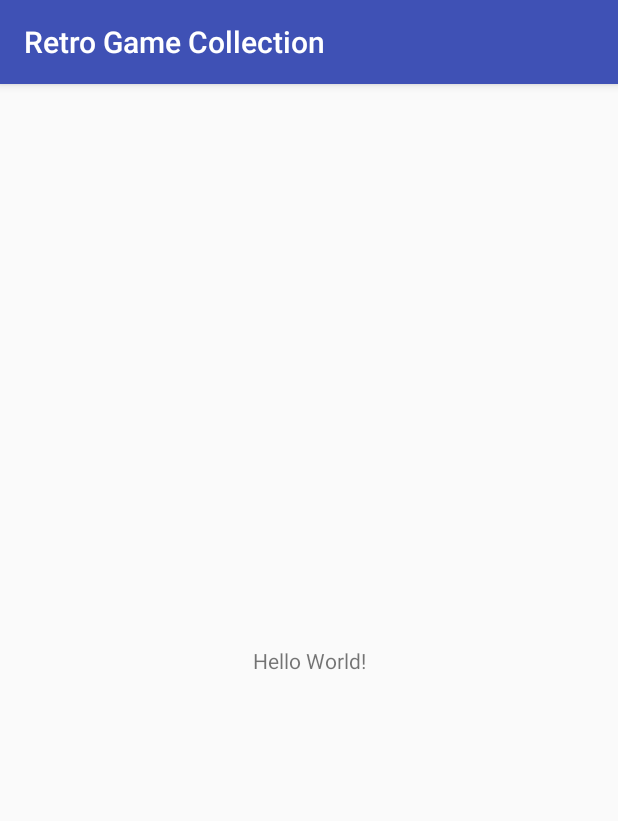
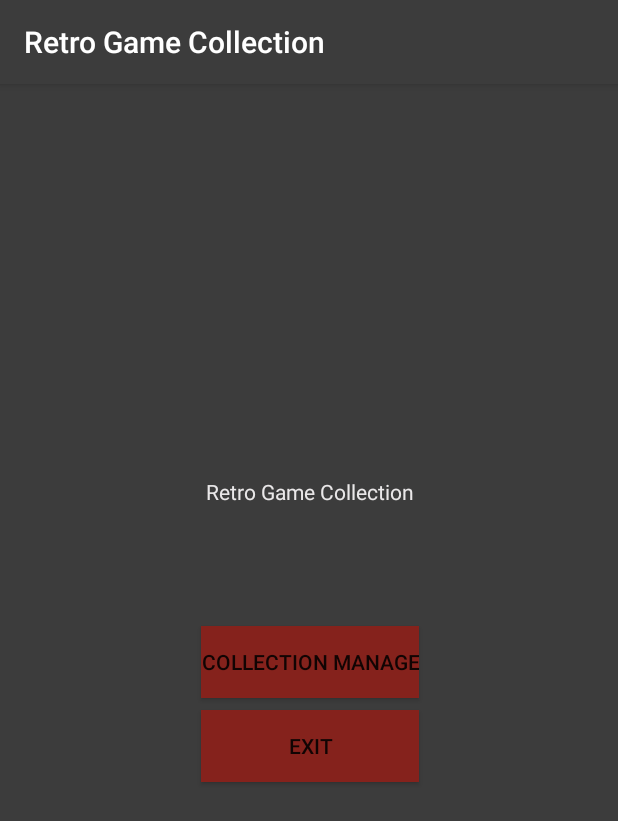
Before and after one commit to thiagofacanha/retrogamecollection, an Android app: the screen it shows after launch (MainMenuActivity), on a phone screen of 412 x 824 dp. Shown: the top 821 px of the screen. Run offline under Robolectric (Android 15) with nearby library versions, the phone set to English and light mode, and no system bars.

Commit message:
Created an initial theme palette.  Initial code for Content Provider

```diff
--- /dev/null
+++ b/app/src/main/java/br/com/sandclan/retrocollection/data/GameContract.java
@@ -0,0 +1,4 @@
+package br.com.sandclan.retrocollection.data;
+
+public class GameContract {
+}
--- /dev/null
+++ b/app/src/main/java/br/com/sandclan/retrocollection/ui/MainMenuActivity.java
@@ -0,0 +1,32 @@
+package br.com.sandclan.retrocollection.ui;
+
+import android.content.Intent;
+import android.support.v7.app.AppCompatActivity;
+import android.os.Bundle;
+import android.view.View;
+
+import br.com.sandclan.retrocollection.R;
+
+public class MainMenuActivity extends AppCompatActivity {
+
+    @Override
+    protected void onCreate(Bundle savedInstanceState) {
+        super.onCreate(savedInstanceState);
+        setContentView(R.layout.activity_main_menu);
+
+        findViewById(R.id.buttonManageCollection).setOnClickListener(new View.OnClickListener() {
+            @Override
+            public void onClick(View v) {
+                Intent intent = new Intent(MainMenuActivity.this, ListGamesActivity.class);
+                startActivity(intent);
+            }
+        });
+
+        findViewById(R.id.buttonExit).setOnClickListener(new View.OnClickListener() {
+            @Override
+            public void onClick(View v) {
+                finish();
+            }
+        });
+    }
+}
--- a/app/src/main/res/layout/activity_main_menu.xml
+++ b/app/src/main/res/layout/activity_main_menu.xml
@@ -4,15 +4,51 @@
     xmlns:tools="http://schemas.android.com/tools"
     android:layout_width="match_parent"
     android:layout_height="match_parent"
-    tools:context="br.com.sandclan.retrocollection.MainMenuActivity">
+    android:background="@color/colorPrimaryUS"
+    tools:context="br.com.sandclan.retrocollection.ui.MainMenuActivity">
 
     <TextView
         android:layout_width="wrap_content"
         android:layout_height="wrap_content"
-        android:text="Hello World!"
+        android:text="@string/app_name"
         app:layout_constraintBottom_toBottomOf="parent"
         app:layout_constraintLeft_toLeftOf="parent"
         app:layout_constraintRight_toRightOf="parent"
-        app:layout_constraintTop_toTopOf="parent" />
+        app:layout_constraintTop_toTopOf="parent"
+        android:textColor="@color/colorDetailUS"
+        android:id="@+id/textView"
+        app:layout_constraintHorizontal_bias="0.502"
+        app:layout_constraintVertical_bias="0.35" />
+
+    <Button
+        android:id="@+id/buttonManageCollection"
+        android:layout_width="wrap_content"
+        android:layout_height="0dp"
+        android:layout_marginLeft="0dp"
+        android:layout_marginRight="0dp"
+        android:layout_marginTop="80dp"
+        android:background="@color/colorAccentUS"
+        android:text="@string/collection_manage"
+        app:layout_constraintHorizontal_bias="0.502"
+        app:layout_constraintLeft_toLeftOf="parent"
+        app:layout_constraintRight_toRightOf="parent"
+        app:layout_constraintTop_toBottomOf="@+id/textView" />
+
+    <Button
+        android:id="@+id/buttonExit"
+        android:layout_width="0dp"
+        android:layout_height="wrap_content"
+        android:text="@string/exit"
+        android:background="@color/colorAccentUS"
+        android:layout_marginTop="8dp"
+        app:layout_constraintTop_toBottomOf="@+id/buttonManageCollection"
+        app:layout_constraintBottom_toBottomOf="parent"
+        android:layout_marginBottom="8dp"
+        android:layout_marginRight="0dp"
+        app:layout_constraintRight_toRightOf="@+id/buttonManageCollection"
+        android:layout_marginLeft="0dp"
+        app:layout_constraintLeft_toLeftOf="@+id/buttonManageCollection"
+        app:layout_constraintHorizontal_bias="0.5"
+        app:layout_constraintVertical_bias="0.0" />
 
 </android.support.constraint.ConstraintLayout>
--- a/app/src/main/res/values/colors.xml
+++ b/app/src/main/res/values/colors.xml
@@ -1,6 +1,11 @@
 <?xml version="1.0" encoding="utf-8"?>
 <resources>
-    <color name="colorPrimary">#3F51B5</color>
-    <color name="colorPrimaryDark">#303F9F</color>
-    <color name="colorAccent">#FF4081</color>
+    <color name="colorPrimaryUS">#3C3C3C</color>
+    <color name="colorPrimaryDarkUS">#1B1B1B</color>
+    <color name="colorAccentUS">#85221C</color>
+    <color name="colorDetailUS">#EAE8E9</color>
+    <color name="colorPrimaryJP">#3C3C3C</color>
+    <color name="colorPrimaryDarkJP">#1B1B1B</color>
+    <color name="colorAccentJP">#C24E65</color>
+    <color name="colorDetailJP">#BCA971</color>
 </resources>
--- /dev/null
+++ b/app/src/main/res/values/dimens.xml
@@ -0,0 +1,3 @@
+<resources>
+    <dimen name="fab_margin">16dp</dimen>
+</resources>
--- a/app/src/main/res/values/strings.xml
+++ b/app/src/main/res/values/strings.xml
@@ -1,3 +1,6 @@
 <resources>
     <string name="app_name">Retro Game Collection</string>
+    <string name="title_activity_list_games">ListGamesActivity</string>
+    <string name="collection_manage">Collection Manage</string>
+    <string name="exit">Exit</string>
 </resources>
--- a/app/src/main/res/values/styles.xml
+++ b/app/src/main/res/values/styles.xml
@@ -3,9 +3,26 @@
     <!-- Base application theme. -->
     <style name="AppTheme" parent="Theme.AppCompat.Light.DarkActionBar">
         <!-- Customize your theme here. -->
-        <item name="colorPrimary">@color/colorPrimary</item>
-        <item name="colorPrimaryDark">@color/colorPrimaryDark</item>
-        <item name="colorAccent">@color/colorAccent</item>
+        <item name="colorPrimary">@color/colorPrimaryUS</item>
+        <item name="colorPrimaryDark">@color/colorPrimaryDarkUS</item>
+        <item name="colorAccent">@color/colorAccentUS</item>
     </style>
 
+    <style name="AppThemeJP" parent="Theme.AppCompat.Light.DarkActionBar">
+        <!-- Customize your theme here. -->
+        <item name="colorPrimary">@color/colorPrimaryJP</item>
+        <item name="colorPrimaryDark">@color/colorPrimaryDarkJP</item>
+        <item name="colorAccent">@color/colorAccentJP</item>
+    </style>
+
+    <style name="AppTheme.NoActionBar">
+        <item name="windowActionBar">false</item>
+        <item name="windowNoTitle">true</item>
+    </style>
+
+
+    <style name="AppTheme.AppBarOverlay" parent="ThemeOverlay.AppCompat.Dark.ActionBar" />
+
+    <style name="AppTheme.PopupOverlay" parent="ThemeOverlay.AppCompat.Light" />
+
 </resources>
```
Also changed, not shown: app/build.gradle (+4 -3 lines), app/src/main/AndroidManifest.xml (+6 -2 lines), app/src/main/java/br/com/sandclan/retrocollection/MainMenuActivity.java (deleted, +0 -13 lines), app/src/main/java/br/com/sandclan/retrocollection/data/GameContentProvider.java (added, +44 -0 lines), app/src/main/java/br/com/sandclan/retrocollection/data/GameDBHelper.java (added, +22 -0 lines), app/src/main/java/br/com/sandclan/retrocollection/ui/ListGamesActivity.java (added, +48 -0 lines), app/src/main/res/layout/activity_list_games.xml (added, +33 -0 lines), app/src/main/res/layout/content_list_games.xml (added, +12 -0 lines).
